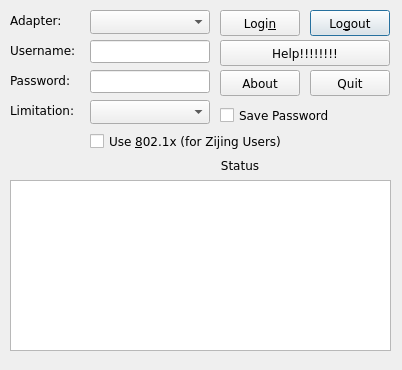
This is trunk/src/qtunet-qt4/dlg_main.ui in alick/mytunet as Qt 5 draws it before an edit. The edited form follows.
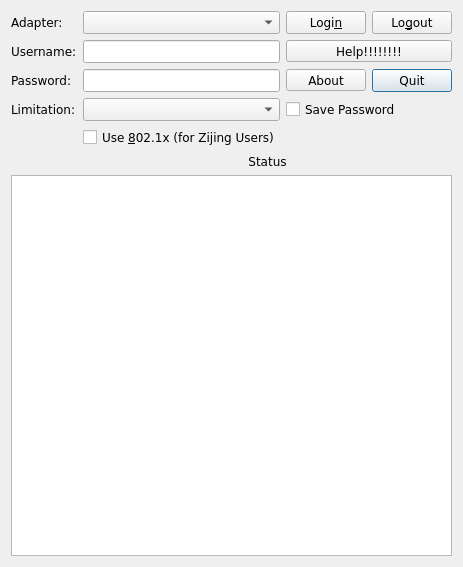
This is the edited form. Icons and pictures are not drawn.

Commit message: Better dialog design. Now auto sizing.

Patch:
```diff
--- a/trunk/src/qtunet-qt4/dlg_main.ui
+++ b/trunk/src/qtunet-qt4/dlg_main.ui
@@ -5,10 +5,16 @@
    <rect>
     <x>0</x>
     <y>0</y>
-    <width>402</width>
-    <height>370</height>
+    <width>462</width>
+    <height>567</height>
    </rect>
   </property>
+  <property name="sizePolicy" >
+   <sizepolicy vsizetype="Preferred" hsizetype="Preferred" >
+    <horstretch>0</horstretch>
+    <verstretch>0</verstretch>
+   </sizepolicy>
+  </property>
   <property name="font" >
    <font>
     <family>Bitstream Vera Sans</family>
@@ -21,47 +27,55 @@
    <iconset resource="icons.qrc" >
     <normaloff>:/DlgMain/images/image0.png</normaloff>:/DlgMain/images/image0.png</iconset>
   </property>
-  <widget class="QLabel" name="textLabel4" >
-   <property name="geometry" >
-    <rect>
-     <x>10</x>
-     <y>10</y>
-     <width>70</width>
-     <height>20</height>
-    </rect>
-   </property>
-   <property name="text" >
-    <string>Adapter:</string>
-   </property>
-   <property name="wordWrap" >
-    <bool>false</bool>
-   </property>
-  </widget>
-  <widget class="QLabel" name="textLabel1" >
-   <property name="geometry" >
-    <rect>
-     <x>10</x>
-     <y>40</y>
-     <width>70</width>
-     <height>20</height>
-    </rect>
+  <property name="autoFillBackground" >
+   <bool>false</bool>
+  </property>
+  <layout class="QGridLayout" name="gridLayout_2" >
+   <item rowspan="2" row="0" column="0" colspan="7" >
+    <layout class="QVBoxLayout" name="vertLayout" >
+     <property name="sizeConstraint" >
+      <enum>QLayout::SetMaximumSize</enum>
+     </property>
+     <item>
+      <layout class="QGridLayout" name="MainGrid" >
+       <item row="2" column="2" >
+        <widget class="QToolButton" name="cmdAbout" >
+         <property name="sizePolicy" >
+          <sizepolicy vsizetype="Fixed" hsizetype="Expanding" >
+           <horstretch>0</horstretch>
+           <verstretch>0</verstretch>
+          </sizepolicy>
+         </property>
+         <property name="text" >
+          <string>About</string>
+         </property>
+        </widget>
+       </item>
+       <item row="2" column="3" >
+        <widget class="QPushButton" name="cmdQuit" >
+         <property name="sizePolicy" >
+          <sizepolicy vsizetype="Fixed" hsizetype="Expanding" >
+           <horstretch>0</horstretch>
+           <verstretch>0</verstretch>
+          </sizepolicy>
    </property>
    <property name="text" >
-    <string>Username:</string>
-   </property>
-   <property name="wordWrap" >
-    <bool>false</bool>
-   </property>
-  </widget>
+          <string>Quit</string>
+         </property>
+        </widget>
+       </item>
+       <item row="2" column="1" >
+        <widget class="QLineEdit" name="txtPassword" >
+         <property name="frame" >
+          <bool>true</bool>
+         </property>
+         <property name="echoMode" >
+          <enum>QLineEdit::Password</enum>
+         </property>
+        </widget>
+       </item>
+       <item row="2" column="0" >
   <widget class="QLabel" name="textLabel2" >
-   <property name="geometry" >
-    <rect>
-     <x>10</x>
-     <y>70</y>
-     <width>70</width>
-     <height>20</height>
-    </rect>
-   </property>
    <property name="text" >
     <string>Password:</string>
    </property>
@@ -69,90 +83,112 @@
     <bool>false</bool>
    </property>
   </widget>
-  <widget class="QLabel" name="textLabel3" >
-   <property name="geometry" >
-    <rect>
-     <x>10</x>
-     <y>100</y>
-     <width>70</width>
-     <height>20</height>
-    </rect>
-   </property>
+       </item>
+       <item row="1" column="0" >
+        <widget class="QLabel" name="textLabel1" >
+         <property name="text" >
+          <string>Username:</string>
+         </property>
+         <property name="wordWrap" >
+          <bool>false</bool>
+         </property>
+        </widget>
+       </item>
+       <item row="1" column="1" >
+        <widget class="QLineEdit" name="txtUsername" >
+         <property name="frame" >
+          <bool>true</bool>
+         </property>
+        </widget>
+       </item>
+       <item row="1" column="2" colspan="2" >
+        <widget class="QToolButton" name="cmdHelp" >
+         <property name="sizePolicy" >
+          <sizepolicy vsizetype="Fixed" hsizetype="Expanding" >
+           <horstretch>0</horstretch>
+           <verstretch>0</verstretch>
+          </sizepolicy>
+         </property>
    <property name="text" >
-    <string>Limitation:</string>
-   </property>
+          <string>Help!!!!!!!!</string>
+         </property>
+        </widget>
+       </item>
+       <item row="0" column="0" >
+        <widget class="QLabel" name="textLabel4" >
+         <property name="text" >
+          <string>Adapter:</string>
+         </property>
    <property name="wordWrap" >
     <bool>false</bool>
    </property>
   </widget>
+       </item>
+       <item row="0" column="1" >
+        <widget class="QComboBox" name="cmbAdapter" >
+         <property name="sizePolicy" >
+          <sizepolicy vsizetype="Fixed" hsizetype="Expanding" >
+           <horstretch>0</horstretch>
+           <verstretch>0</verstretch>
+          </sizepolicy>
+         </property>
+        </widget>
+       </item>
+       <item row="0" column="2" >
+        <widget class="QPushButton" name="cmdLogin" >
+         <property name="sizePolicy" >
+          <sizepolicy vsizetype="Fixed" hsizetype="Expanding" >
+           <horstretch>0</horstretch>
+           <verstretch>0</verstretch>
+          </sizepolicy>
+         </property>
+         <property name="text" >
+          <string>Logi&amp;n</string>
+         </property>
+        </widget>
+       </item>
+       <item row="0" column="3" >
   <widget class="QPushButton" name="cmdLogout" >
-   <property name="geometry" >
-    <rect>
-     <x>310</x>
-     <y>10</y>
-     <width>80</width>
-     <height>26</height>
-    </rect>
+         <property name="sizePolicy" >
+          <sizepolicy vsizetype="Fixed" hsizetype="Expanding" >
+           <horstretch>0</horstretch>
+           <verstretch>0</verstretch>
+          </sizepolicy>
    </property>
    <property name="text" >
     <string>Lo&amp;gout</string>
    </property>
   </widget>
-  <widget class="QComboBox" name="cmbAdapter" >
-   <property name="geometry" >
-    <rect>
-     <x>90</x>
-     <y>10</y>
-     <width>120</width>
-     <height>24</height>
-    </rect>
-   </property>
-  </widget>
+       </item>
+       <item row="3" column="0" >
+        <widget class="QLabel" name="textLabel3" >
+         <property name="text" >
+          <string>Limitation:</string>
+         </property>
+         <property name="wordWrap" >
+          <bool>false</bool>
+         </property>
+        </widget>
+       </item>
+       <item row="3" column="1" >
+        <widget class="QComboBox" name="cmbLimitation" >
+         <property name="sizePolicy" >
+          <sizepolicy vsizetype="Fixed" hsizetype="Expanding" >
+           <horstretch>0</horstretch>
+           <verstretch>0</verstretch>
+          </sizepolicy>
+         </property>
+        </widget>
+       </item>
+       <item row="3" column="2" colspan="2" >
   <widget class="QCheckBox" name="chkSavePassword" >
-   <property name="geometry" >
-    <rect>
-     <x>220</x>
-     <y>100</y>
-     <width>170</width>
-     <height>30</height>
-    </rect>
-   </property>
    <property name="text" >
     <string>Save Password</string>
    </property>
   </widget>
-  <widget class="QComboBox" name="cmbLimitation" >
-   <property name="geometry" >
-    <rect>
-     <x>90</x>
-     <y>100</y>
-     <width>120</width>
-     <height>24</height>
-    </rect>
-   </property>
-  </widget>
-  <widget class="QPushButton" name="cmdQuit" >
-   <property name="geometry" >
-    <rect>
-     <x>310</x>
-     <y>70</y>
-     <width>80</width>
-     <height>26</height>
-    </rect>
-   </property>
-   <property name="text" >
-    <string>Quit</string>
-   </property>
-  </widget>
+       </item>
+       <item row="4" column="1" >
   <widget class="QCheckBox" name="chkUseDot1x" >
-   <property name="geometry" >
-    <rect>
-     <x>90</x>
-     <y>130</y>
-     <width>300</width>
-     <height>22</height>
-    </rect>
-   </property>
    <property name="text" >
     <string>Use &amp;802.1x (for Zijing Users)</string>
    </property>
@@ -160,15 +196,9 @@
     <bool>false</bool>
    </property>
   </widget>
+       </item>
+       <item row="5" column="1" colspan="3" >
   <widget class="QLabel" name="lblStatus" >
-   <property name="geometry" >
-    <rect>
-     <x>90</x>
-     <y>150</y>
-     <width>300</width>
-     <height>30</height>
-    </rect>
-   </property>
    <property name="text" >
     <string>Status</string>
    </property>
@@ -179,30 +209,17 @@
     <bool>false</bool>
    </property>
   </widget>
-  <widget class="QPushButton" name="cmdLogin" >
-   <property name="geometry" >
-    <rect>
-     <x>220</x>
-     <y>10</y>
-     <width>80</width>
-     <height>26</height>
-    </rect>
-   </property>
-   <property name="text" >
-    <string>Logi&amp;n</string>
-   </property>
-  </widget>
+       </item>
+       <item row="4" column="0" >
   <widget class="QLabel" name="imgStatus" >
    <property name="enabled" >
     <bool>true</bool>
    </property>
-   <property name="geometry" >
-    <rect>
-     <x>30</x>
-     <y>140</y>
-     <width>22</width>
-     <height>22</height>
-    </rect>
+         <property name="sizePolicy" >
+          <sizepolicy vsizetype="Fixed" hsizetype="Fixed" >
+           <horstretch>0</horstretch>
+           <verstretch>0</verstretch>
+          </sizepolicy>
    </property>
    <property name="pixmap" >
     <pixmap resource="icons.qrc" >:/DlgMain/images/image1.png</pixmap>
@@ -214,62 +231,32 @@
     <bool>false</bool>
    </property>
   </widget>
-  <widget class="QLabel" name="imgStatus_Domestic" >
-   <property name="enabled" >
-    <bool>true</bool>
-   </property>
-   <property name="geometry" >
-    <rect>
-     <x>50</x>
-     <y>120</y>
-     <width>22</width>
-     <height>22</height>
-    </rect>
-   </property>
-   <property name="pixmap" >
-    <pixmap resource="icons.qrc" >:/DlgMain/images/image2.png</pixmap>
-   </property>
-   <property name="scaledContents" >
-    <bool>true</bool>
-   </property>
-   <property name="wordWrap" >
-    <bool>false</bool>
-   </property>
-  </widget>
-  <widget class="QLabel" name="imgStatus_None" >
-   <property name="enabled" >
-    <bool>true</bool>
-   </property>
-   <property name="geometry" >
-    <rect>
-     <x>110</x>
-     <y>120</y>
-     <width>22</width>
-     <height>22</height>
-    </rect>
-   </property>
-   <property name="pixmap" >
-    <pixmap resource="icons.qrc" >:/DlgMain/images/image1.png</pixmap>
-   </property>
-   <property name="scaledContents" >
-    <bool>true</bool>
-   </property>
-   <property name="wordWrap" >
-    <bool>false</bool>
-   </property>
-  </widget>
+       </item>
+      </layout>
+     </item>
+     <item>
+      <widget class="QTextEdit" name="txtLog" >
+       <property name="sizePolicy" >
+        <sizepolicy vsizetype="Expanding" hsizetype="Expanding" >
+         <horstretch>1</horstretch>
+         <verstretch>1</verstretch>
+        </sizepolicy>
+       </property>
+       <property name="sizeIncrement" >
+        <size>
+         <width>10</width>
+         <height>10</height>
+        </size>
+       </property>
+      </widget>
+     </item>
+    </layout>
+   </item>
+   <item row="1" column="1" >
   <widget class="QLabel" name="imgStatus_Busy" >
    <property name="enabled" >
     <bool>true</bool>
    </property>
-   <property name="geometry" >
-    <rect>
-     <x>20</x>
-     <y>120</y>
-     <width>22</width>
-     <height>22</height>
-    </rect>
-   </property>
    <property name="pixmap" >
     <pixmap resource="icons.qrc" >:/DlgMain/images/image3.png</pixmap>
    </property>
@@ -280,18 +267,28 @@
     <bool>false</bool>
    </property>
   </widget>
+   </item>
+   <item row="1" column="2" >
+    <widget class="QLabel" name="imgStatus_Domestic" >
+     <property name="enabled" >
+      <bool>true</bool>
+     </property>
+     <property name="pixmap" >
+      <pixmap resource="icons.qrc" >:/DlgMain/images/image2.png</pixmap>
+     </property>
+     <property name="scaledContents" >
+      <bool>true</bool>
+     </property>
+     <property name="wordWrap" >
+      <bool>false</bool>
+     </property>
+    </widget>
+   </item>
+   <item row="1" column="3" >
   <widget class="QLabel" name="imgStatus_NoLimit" >
    <property name="enabled" >
     <bool>true</bool>
    </property>
-   <property name="geometry" >
-    <rect>
-     <x>80</x>
-     <y>120</y>
-     <width>22</width>
-     <height>22</height>
-    </rect>
-   </property>
    <property name="pixmap" >
     <pixmap resource="icons.qrc" >:/DlgMain/images/image4.png</pixmap>
    </property>
@@ -302,18 +299,28 @@
     <bool>false</bool>
    </property>
   </widget>
+   </item>
+   <item row="1" column="4" >
+    <widget class="QLabel" name="imgStatus_None" >
+     <property name="enabled" >
+      <bool>true</bool>
+     </property>
+     <property name="pixmap" >
+      <pixmap resource="icons.qrc" >:/DlgMain/images/image1.png</pixmap>
+     </property>
+     <property name="scaledContents" >
+      <bool>true</bool>
+     </property>
+     <property name="wordWrap" >
+      <bool>false</bool>
+     </property>
+    </widget>
+   </item>
+   <item row="1" column="5" >
   <widget class="QLabel" name="imgStatus_Campus" >
    <property name="enabled" >
     <bool>true</bool>
    </property>
-   <property name="geometry" >
-    <rect>
-     <x>140</x>
-     <y>120</y>
-     <width>22</width>
-     <height>22</height>
-    </rect>
-   </property>
    <property name="pixmap" >
     <pixmap resource="icons.qrc" >:/DlgMain/images/image5.png</pixmap>
    </property>
@@ -324,18 +331,12 @@
     <bool>false</bool>
    </property>
   </widget>
+   </item>
+   <item row="1" column="6" >
   <widget class="QLabel" name="imgStatus_Dot1x" >
    <property name="enabled" >
     <bool>true</bool>
    </property>
-   <property name="geometry" >
-    <rect>
-     <x>170</x>
-     <y>120</y>
-     <width>22</width>
-     <height>22</height>
-    </rect>
-   </property>
    <property name="pixmap" >
     <pixmap resource="icons.qrc" >:/DlgMain/images/image6.png</pixmap>
    </property>
@@ -346,71 +347,17 @@
     <bool>false</bool>
    </property>
   </widget>
-  <widget class="QLineEdit" name="txtUsername" >
-   <property name="geometry" >
-    <rect>
-     <x>90</x>
-     <y>40</y>
-     <width>120</width>
-     <height>23</height>
-    </rect>
-   </property>
-   <property name="frame" >
-    <bool>true</bool>
-   </property>
-  </widget>
-  <widget class="QLineEdit" name="txtPassword" >
-   <property name="geometry" >
-    <rect>
-     <x>90</x>
-     <y>70</y>
-     <width>120</width>
-     <height>23</height>
-    </rect>
-   </property>
-   <property name="frame" >
-    <bool>true</bool>
-   </property>
-   <property name="echoMode" >
-    <enum>QLineEdit::Password</enum>
-   </property>
-  </widget>
-  <widget class="QToolButton" name="cmdHelp" >
-   <property name="geometry" >
-    <rect>
-     <x>220</x>
-     <y>40</y>
-     <width>170</width>
-     <height>26</height>
-    </rect>
-   </property>
-   <property name="text" >
-    <string>Help!!!!!!!!</string>
-   </property>
-  </widget>
-  <widget class="QToolButton" name="cmdAbout" >
-   <property name="geometry" >
-    <rect>
-     <x>220</x>
-     <y>70</y>
-     <width>80</width>
-     <height>26</height>
-    </rect>
-   </property>
-   <property name="text" >
-    <string>About</string>
-   </property>
-  </widget>
-  <widget class="QTextEdit" name="txtLog" >
-   <property name="geometry" >
-    <rect>
-     <x>10</x>
-     <y>180</y>
-     <width>381</width>
-     <height>171</height>
-    </rect>
-   </property>
-  </widget>
+   </item>
+  </layout>
+  <zorder>imgStatus_Domestic</zorder>
+  <zorder>imgStatus_None</zorder>
+  <zorder>imgStatus_Busy</zorder>
+  <zorder>imgStatus_NoLimit</zorder>
+  <zorder>imgStatus_Campus</zorder>
+  <zorder>imgStatus_Dot1x</zorder>
+  <zorder>verticalLayoutWidget</zorder>
+  <zorder>horizontalLayoutWidget</zorder>
+  <zorder>txtLog</zorder>
  </widget>
  <layoutdefault spacing="6" margin="11" />
  <resources>
```
Lines whose indentation alone changed are shown as unchanged.
